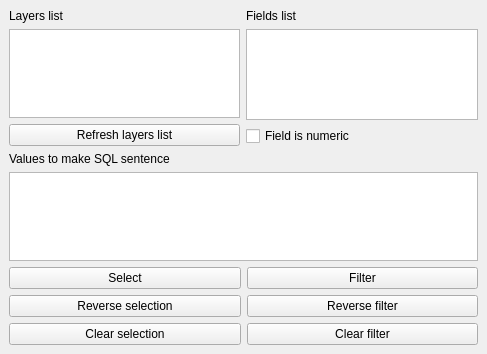
Old version of the form easy_filter_and_selection/easy_filter_and_selection_dockwidget_base.ui in the repository Rzezimioszek/QGIS-easy-filter-selection.
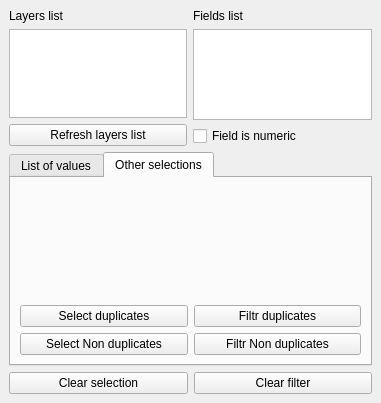
New version of the form. The open tabs and pages were chosen to show the change.

Patch:
```diff
--- a/easy_filter_and_selection/easy_filter_and_selection_dockwidget_base.ui
+++ b/easy_filter_and_selection/easy_filter_and_selection_dockwidget_base.ui
@@ -6,16 +6,16 @@
    <rect>
     <x>0</x>
     <y>0</y>
-    <width>487</width>
-    <height>354</height>
+    <width>381</width>
+    <height>403</height>
    </rect>
   </property>
   <property name="windowTitle">
    <string>Easy Filter and Selection</string>
   </property>
   <widget class="QWidget" name="dockWidgetContents">
-   <layout class="QGridLayout" name="gridLayout">
-    <item row="0" column="0">
+   <layout class="QVBoxLayout" name="verticalLayout_7">
+    <item>
      <layout class="QVBoxLayout" name="verticalLayout">
       <property name="topMargin">
        <number>0</number>
@@ -76,6 +76,16 @@
        </layout>
       </item>
       <item>
+       <widget class="QTabWidget" name="tabWidget">
+        <property name="currentIndex">
+         <number>0</number>
+        </property>
+        <widget class="QWidget" name="tab">
+         <attribute name="title">
+          <string>List of values</string>
+         </attribute>
+         <layout class="QVBoxLayout" name="verticalLayout_8">
+          <item>
        <widget class="QLabel" name="label_3">
         <property name="text">
          <string>Values to make SQL sentence</string>
@@ -83,9 +93,43 @@
        </widget>
       </item>
       <item>
+           <layout class="QHBoxLayout" name="horizontalLayout_3">
+            <property name="topMargin">
+             <number>0</number>
+            </property>
+            <item>
        <widget class="QTextEdit" name="textEdit"/>
       </item>
       <item>
+             <layout class="QVBoxLayout" name="verticalLayout_9">
+              <property name="rightMargin">
+               <number>0</number>
+              </property>
+              <item>
+               <widget class="QPushButton" name="pushButton_TE_clear">
+                <property name="text">
+                 <string>&lt;- Clear list</string>
+                </property>
+               </widget>
+              </item>
+              <item>
+               <spacer name="verticalSpacer_2">
+                <property name="orientation">
+                 <enum>Qt::Vertical</enum>
+                </property>
+                <property name="sizeHint" stdset="0">
+                 <size>
+                  <width>20</width>
+                  <height>40</height>
+                 </size>
+                </property>
+               </spacer>
+              </item>
+             </layout>
+            </item>
+           </layout>
+          </item>
+          <item>
        <layout class="QHBoxLayout" name="horizontalLayout_2">
         <property name="topMargin">
          <number>0</number>
@@ -106,13 +150,6 @@
             </property>
            </widget>
           </item>
-          <item>
-           <widget class="QPushButton" name="pushButton_Unselect">
-            <property name="text">
-             <string>Clear selection</string>
-            </property>
-           </widget>
-          </item>
          </layout>
         </item>
         <item>
@@ -131,14 +168,95 @@
             </property>
            </widget>
           </item>
+             </layout>
+            </item>
+           </layout>
+          </item>
+         </layout>
+        </widget>
+        <widget class="QWidget" name="tab_2">
+         <attribute name="title">
+          <string>Other selections</string>
+         </attribute>
+         <layout class="QVBoxLayout" name="verticalLayout_6">
+          <item>
+           <spacer name="verticalSpacer">
+            <property name="orientation">
+             <enum>Qt::Vertical</enum>
+            </property>
+            <property name="sizeHint" stdset="0">
+             <size>
+              <width>20</width>
+              <height>40</height>
+             </size>
+            </property>
+           </spacer>
+          </item>
+          <item>
+           <layout class="QHBoxLayout" name="horizontalLayout_4">
+            <property name="topMargin">
+             <number>0</number>
+            </property>
+            <item>
+             <layout class="QVBoxLayout" name="verticalLayout_10">
+              <item>
+               <widget class="QPushButton" name="pushButton_Duplicates">
+                <property name="text">
+                 <string>Select duplicates</string>
+                </property>
+               </widget>
+              </item>
+              <item>
+               <widget class="QPushButton" name="pushButton_nonDuplicates">
+                <property name="text">
+                 <string>Select Non duplicates</string>
+                </property>
+               </widget>
+              </item>
+             </layout>
+            </item>
+            <item>
+             <layout class="QVBoxLayout" name="verticalLayout_11">
+              <item>
+               <widget class="QPushButton" name="pushButton_FDuplicates">
+                <property name="text">
+                 <string>Filtr duplicates</string>
+                </property>
+               </widget>
+              </item>
+              <item>
+               <widget class="QPushButton" name="pushButton_nonFDuplicates">
+                <property name="text">
+                 <string>Filtr Non duplicates</string>
+                </property>
+               </widget>
+              </item>
+             </layout>
+            </item>
+           </layout>
+          </item>
+         </layout>
+        </widget>
+       </widget>
+      </item>
+      <item>
+       <layout class="QHBoxLayout" name="horizontalLayout_5">
+        <property name="topMargin">
+         <number>0</number>
+        </property>
+        <item>
+         <widget class="QPushButton" name="pushButton_Unselect">
+          <property name="text">
+           <string>Clear selection</string>
+          </property>
+         </widget>
+        </item>
           <item>
            <widget class="QPushButton" name="pushButton_Clear">
             <property name="text">
              <string>Clear filter</string>
             </property>
            </widget>
-          </item>
-         </layout>
         </item>
        </layout>
       </item>
```
Lines whose indentation alone changed are shown as unchanged.
